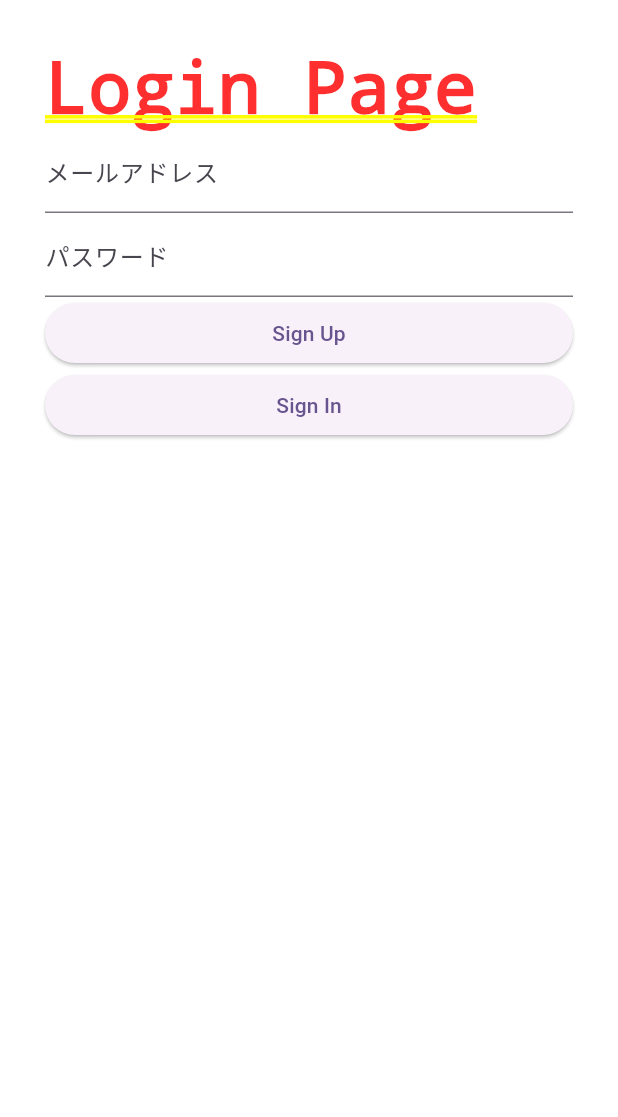
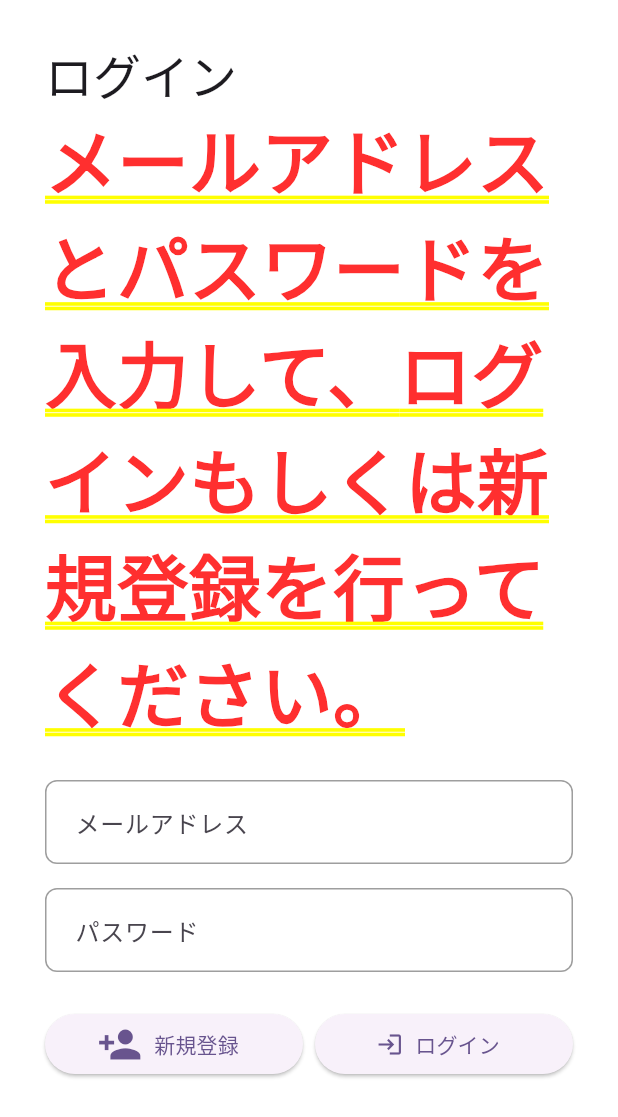
Before and after one commit to Logic-Koike/quickstart-firebase, a Flutter app: the LoginPage screen opened by its route, on a phone screen of 412 x 824 dp. Shown: the top 1117 px of the screen. Run offline on Flutter 3.47's test engine with Material 3 defaults, Android fonts, the light colour scheme and no system bars; our stand-ins replace cloud_firestore, firebase_auth, firebase_core, flutter_map, latlong2; missing offline and left inert: background_locator, flutter_map_animations, flutter_map_marker_cluster; accounts and stored records are empty.

Commit message:
ログインフォーム調整・現在地追加ボタン

```diff
--- /dev/null
+++ b/lib/components/text_form_borders.dart
@@ -0,0 +1,29 @@
+import 'package:flutter/material.dart';
+
+class TextFormBorders {
+  // キーボード表示時のフォームの枠線。
+  static const textFormFocusedBorder = OutlineInputBorder(
+    borderRadius: BorderRadius.all(Radius.circular(8)),
+    borderSide: BorderSide(
+      color: Colors.deepPurple,
+      width: 2,
+    ),
+  );
+
+  // 平常時のフォームの枠線。
+  static const textFormEnabledBorder = OutlineInputBorder(
+    borderRadius: BorderRadius.all(Radius.circular(8)),
+    borderSide: BorderSide(
+      color: Colors.grey,
+    ),
+  );
+
+  // 入力中のエラー時の枠線。
+  static const textFormErrorBorder = OutlineInputBorder(
+    borderRadius: BorderRadius.all(Radius.circular(8)),
+    borderSide: BorderSide(
+      color: Colors.red,
+      width: 2,
+    ),
+  );
+}
--- a/lib/pages/login_page.dart
+++ b/lib/pages/login_page.dart
@@ -2,39 +2,71 @@ import 'package:firebase_auth/firebase_auth.dart';
 import 'package:flutter/material.dart';
 
 class LoginPage extends StatefulWidget {
-  const LoginPage({super.key});
+  const LoginPage({super.key, this.redirectPath = "/top"});
+
+  final String redirectPath;
 
   @override
   State<LoginPage> createState() => _LoginPageState();
 }
 
 class _LoginPageState extends State<LoginPage> {
-  String email = '';
-  String password = '';
+  final _formKey = GlobalKey<FormState>();
+  final _emailController = TextEditingController();
+  final _passwordController = TextEditingController();
+
+  @override
+  void dispose() {
+    _emailController.dispose();
+    _passwordController.dispose();
+    super.dispose();
+  }
+
+  void _submitForm() {
+    if (_formKey.currentState!.validate()) {
+      // フォームが有効な場合の処理
+      ScaffoldMessenger.of(context).showSnackBar(
+        const SnackBar(content: Text('フォーム送信成功')),
+      );
+    }
+  }
 
   Future<void> _signup() async {
+    if (!_formKey.currentState!.validate()) {
+      return;
+    }
+
     // ここにサインアップ処理を書く
     var firebase = FirebaseAuth.instance;
     var cred = await firebase.createUserWithEmailAndPassword(
-        email: email, password: password);
+        email: _emailController.text, password: _passwordController.text);
     print(cred);
     if (mounted) {
       SnackBar snackBar = SnackBar(content: Text('サインアップに成功しました'));
       ScaffoldMessenger.of(context).showSnackBar(snackBar);
-      Navigator.of(context).pushNamed("/top");
+      Navigator.of(context).pushNamed(widget.redirectPath);
     }
   }
 
   Future<void> _signin() async {
+    if (!_formKey.currentState!.validate()) {
+      return;
+    }
+
     // ここにサインイン処理を書く
     var firebase = FirebaseAuth.instance;
     var cred = await firebase.signInWithEmailAndPassword(
-        email: email, password: password);
+        email: _emailController.text, password: _passwordController.text);
     print(cred);
     if (mounted) {
       SnackBar snackBar = SnackBar(content: Text('サインインに成功しました'));
       ScaffoldMessenger.of(context).showSnackBar(snackBar);
-      Navigator.of(context).pushNamed("/top");
+
+      if (widget.redirectPath == "") {
+        Navigator.of(context).pop();
+      } else {
+        Navigator.of(context).pushNamed(widget.redirectPath);
+      }
     }
   }
 
@@ -43,33 +75,73 @@ class _LoginPageState extends State<LoginPage> {
     return Center(
         child: Padding(
             padding: EdgeInsets.all(30),
-            child: ListView(
+            child: Form(
+              key: _formKey,
+              child: Column(
+                crossAxisAlignment: CrossAxisAlignment.start,
                 children: [
-                Text('Login Page'),
-                TextField(
+                  Text('ログイン',
+                      style: Theme.of(context).textTheme.headlineLarge),
+                  Text("メールアドレスとパスワードを入力して、ログインもしくは新規登録を行ってください。"),
+                  const SizedBox(height: 24.0),
+                  TextFormField(
                     decoration: InputDecoration(labelText: "メールアドレス"),
-                  onChanged: (value) {
-                    email = value;
+                    controller: _emailController,
+                    keyboardType: TextInputType.emailAddress,
+                    validator: (value) {
+                      if (value == null || value.isEmpty) {
+                        return 'メールアドレスを入力してください';
+                      }
+                      if (!RegExp(r'^[^@]+@[^@]+\.[^@]+').hasMatch(value)) {
+                        return '有効なメールアドレスを入力してください';
+                      }
+                      return null;
                     },
                   ),
-                TextField(
+                  const SizedBox(height: 16.0),
+                  TextFormField(
                     decoration: InputDecoration(labelText: "パスワード"),
-                  onChanged: (value) {
-                    password = value;
+                    keyboardType: TextInputType.visiblePassword,
+                    controller: _passwordController,
+                    obscureText: true,
+                    validator: (value) {
+                      if (value == null || value.isEmpty) {
+                        return 'パスワードを入力してください';
+                      }
+                      if (value.length < 8) {
+                        return 'パスワードは8文字以上で入力してください';
+                      }
+                      return null;
                     },
-                  obscureText: true,
                   ),
-                ElevatedButton(
+                  const SizedBox(height: 24.0),
+                  Row(
+                    mainAxisAlignment: MainAxisAlignment.end,
+                    children: [
+                      Expanded(
+                        child: ElevatedButton.icon(
                             onPressed: () async {
                               await _signup();
                             },
-                    child: Text('Sign Up')),
-                ElevatedButton(
+                            icon: const Icon(Icons.person_add, size: 30),
+                            label: const Text(
+                              '新規登録',
+                            )),
+                      ),
+                      const SizedBox(width: 8.0),
+                      Expanded(
+                          child: ElevatedButton.icon(
                               onPressed: () async {
                                 await _signin();
                               },
-                    child: Text('Sign In')),
+                              icon: const Icon(
+                                Icons.login,
+                              ),
+                              label: Text('ログイン'))),
                     ],
+                  )
+                ],
+              ),
             )));
   }
 }
```
Also changed, not shown: lib/main.dart (+14 -0 lines), lib/pages/map_page.dart (+45 -7 lines). Lines whose indentation alone changed are shown as unchanged.
